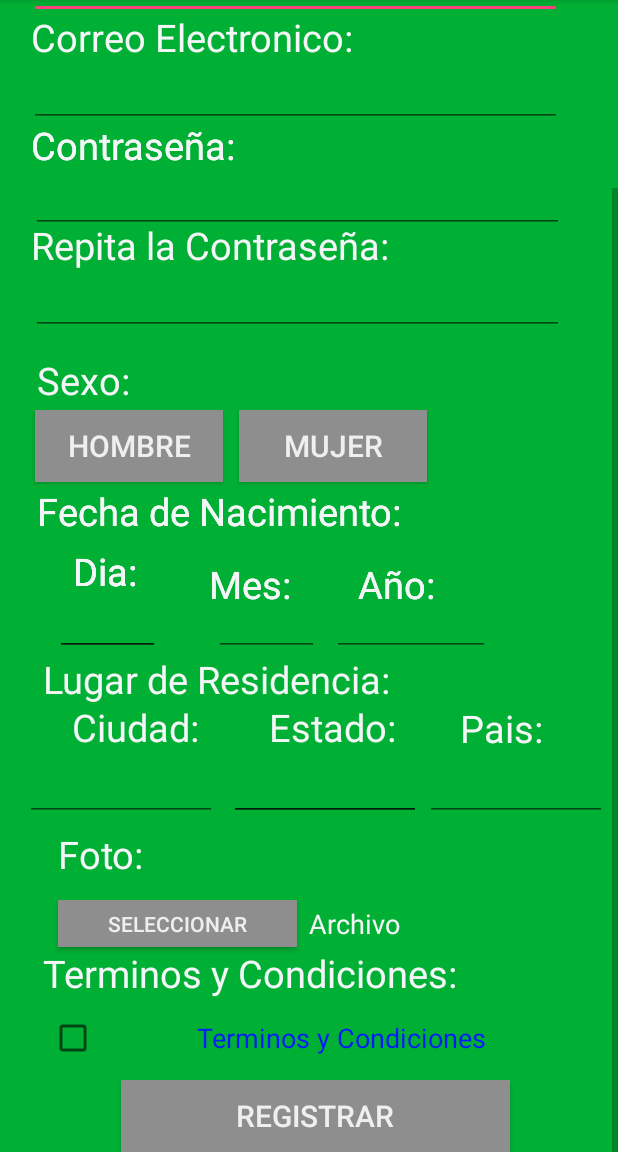
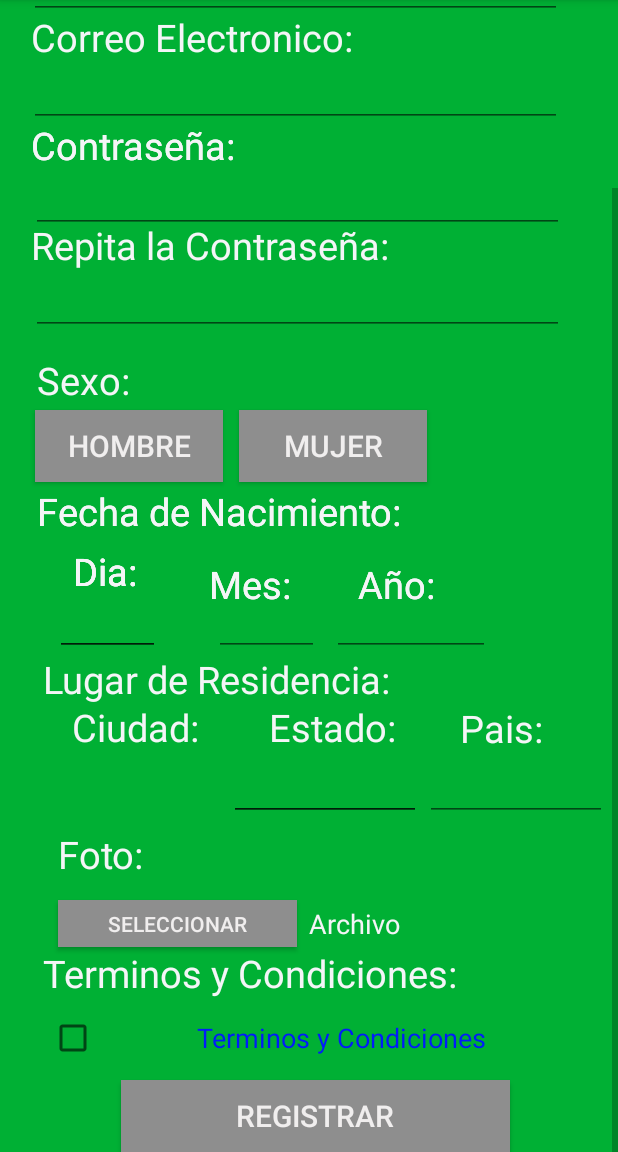
Before and after one commit to Zazir/Runnatica, an Android app: the registro_usuario screen opened directly, with no data from a screen before it, scrolled down 150 dp, on a phone screen of 412 x 824 dp, the part 84-1236 px from its top. Run offline under Robolectric (Android 15) with nearby library versions, the phone set to English and light mode, and no system bars; our stand-ins replace Volley; network calls fail.

Commit message:
Commit chafa

```diff
--- a/app/src/main/java/com/runnatica/runnatica/registro_usuario.java
+++ b/app/src/main/java/com/runnatica/runnatica/registro_usuario.java
@@ -24,14 +24,13 @@ import java.util.Map;
 public class registro_usuario extends AppCompatActivity {
 
     Button Hombre, Mujer, Foto, Registrarse;
-    EditText Nombre, Correo, Contrasena, contrasena2, Ciudad, Estado, Pais;
+    EditText Nombre, Correo, Contrasena, contrasena2, Telefono;
     CheckBox Terminos;
     TextView Condiciones;
     private String flagTerminos = "0";
 
     @Override
     protected void onCreate(Bundle savedInstanceState) {
-
         super.onCreate(savedInstanceState);
         setContentView(R.layout.activity_registro_usuario);
         Hombre = (Button)findViewById(R.id.btnHombre);
@@ -44,9 +43,6 @@ public class registro_usuario extends AppCompatActivity {
         Contrasena = (EditText)findViewById(R.id.etContrasena);
         contrasena2 = (EditText)findViewById(R.id.etContrasenaseguridad);
         Condiciones = (TextView)findViewById(R.id.tvCondiciones);
-        Ciudad = (EditText)findViewById(R.id.etCiudad);
-        Estado = (EditText)findViewById(R.id.etEstado);
-        Pais = (EditText)findViewById(R.id.etPais);
 
         Registrarse.setOnClickListener(new View.OnClickListener() {
             @Override
@@ -54,7 +50,7 @@ public class registro_usuario extends AppCompatActivity {
                 if(Terminos.equals(1)){
                     flagTerminos = "1";
                 }
-                ejecutarServicio("http://192.168.137.1:811/login/agregarUsuario.php");
+                ejecutarServicio("http://10.156.19.177:811/login/agregarUsuario.php");
             }
         });
 
@@ -71,7 +67,7 @@ public class registro_usuario extends AppCompatActivity {
     * Función diseñada para mandar
     * */
     private void ejecutarServicio(String URL) {
-        //Declaramos un StringRequest definiendo el método que utilizamos, en este caso es POST
+        //Declaramos un StringRequest definiendo el método que utilizamos, en este caso es GET
         StringRequest stringRequest = new StringRequest(Request.Method.GET, URL, new Response.Listener<String>() {
             @Override
             public void onResponse(String response) {
@@ -80,7 +76,7 @@ public class registro_usuario extends AppCompatActivity {
         }, new Response.ErrorListener() {
             @Override
             public void onErrorResponse(VolleyError error) {
-                Toast.makeText(getApplicationContext(), "Hubo un error"+error.toString(), Toast.LENGTH_SHORT).show();
+                Toast.makeText(getApplicationContext(), "Hubo un error", Toast.LENGTH_SHORT).show();
             }
         }) {
             @Override
--- a/app/src/main/res/layout/activity_registro_usuario.xml
+++ b/app/src/main/res/layout/activity_registro_usuario.xml
@@ -109,9 +109,7 @@
                 android:id="@+id/etCiudad"
                 android:layout_width="128dp"
                 android:layout_height="wrap_content"
-                android:layout_alignParentTop="true"
                 android:layout_alignParentEnd="true"
-                android:layout_marginTop="652dp"
                 android:layout_marginEnd="267dp" />
 
             <EditText
@@ -232,10 +230,10 @@
             <TextView
                 android:layout_width="wrap_content"
                 android:layout_height="81dp"
+                android:layout_alignParentEnd="true"
                 android:layout_alignParentTop="true"
-                android:layout_alignParentEnd="true"
-                android:layout_marginTop="-12dp"
-                android:layout_marginEnd="21dp"
+                android:layout_marginEnd="23dp"
+                android:layout_marginTop="-1dp"
                 android:fontFamily="sans-serif"
                 android:text="Runnatica"
                 android:textColor="#FFFFFF"
```
